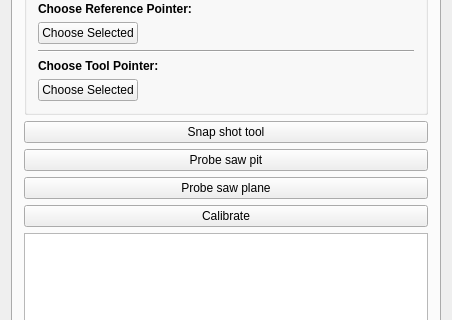
Old version of the form Plugins/org.mitk.gui.qt.igttracking/src/internal/QmitkIGTFiducialRegistrationControls.ui in the repository zzhou7/MITK_lancet; both pictures show x 0 to 452 and y 140 to 460 of the 452 by 730 pixel window.
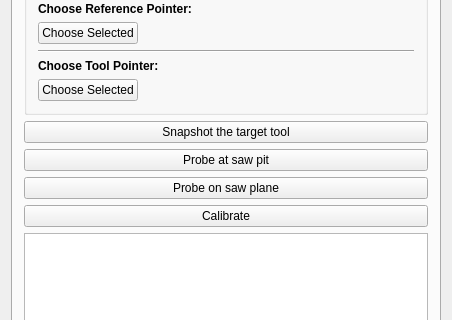
New version of the form. Custom widgets are drawn as their Qt base class.

Patch:
```diff
--- a/Plugins/org.mitk.gui.qt.igttracking/src/internal/QmitkIGTFiducialRegistrationControls.ui
+++ b/Plugins/org.mitk.gui.qt.igttracking/src/internal/QmitkIGTFiducialRegistrationControls.ui
@@ -297,21 +297,21 @@
        <item>
         <widget class="QPushButton" name="pushButton_snapshotTool">
          <property name="text">
-          <string>Snap shot tool</string>
+          <string>Snapshot the target tool</string>
          </property>
         </widget>
        </item>
        <item>
         <widget class="QPushButton" name="pushButton_probeSawPit">
          <property name="text">
-          <string>Probe saw pit</string>
+          <string>Probe at saw pit</string>
          </property>
         </widget>
        </item>
        <item>
         <widget class="QPushButton" name="pushButton_probeSawPlane">
          <property name="text">
-          <string>Probe saw plane</string>
+          <string>Probe on saw plane</string>
          </property>
         </widget>
        </item>
```
